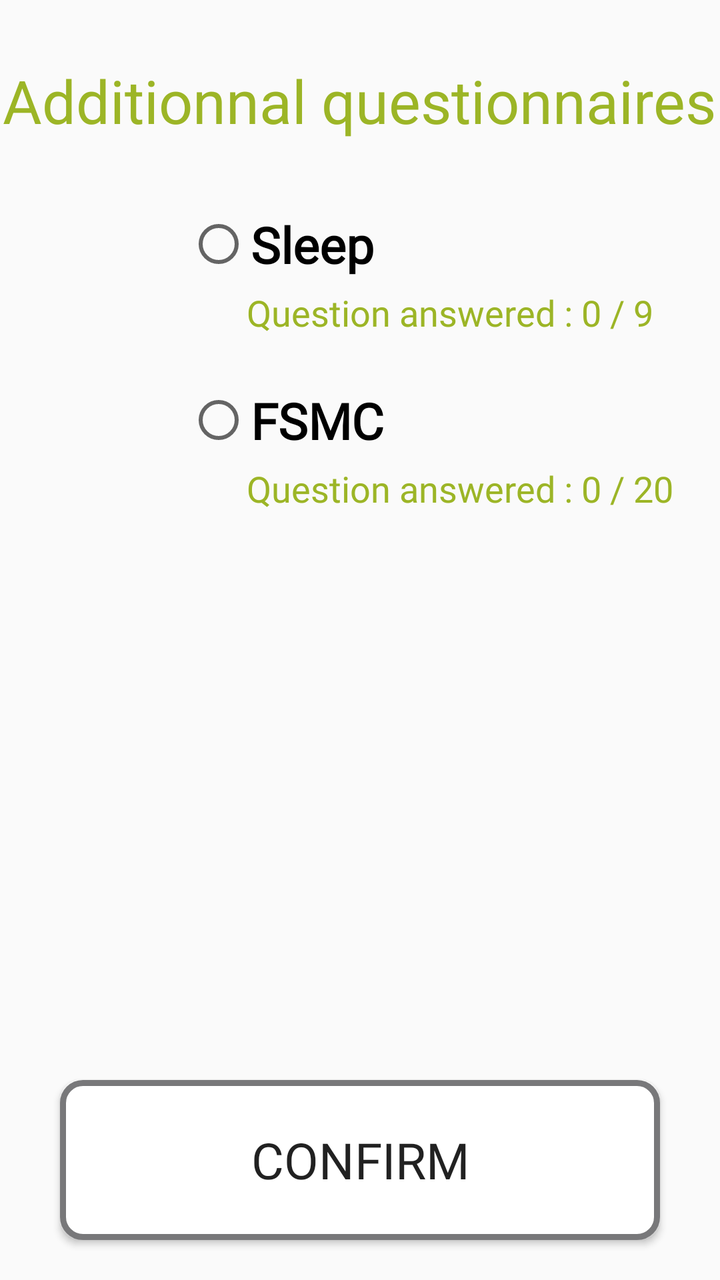
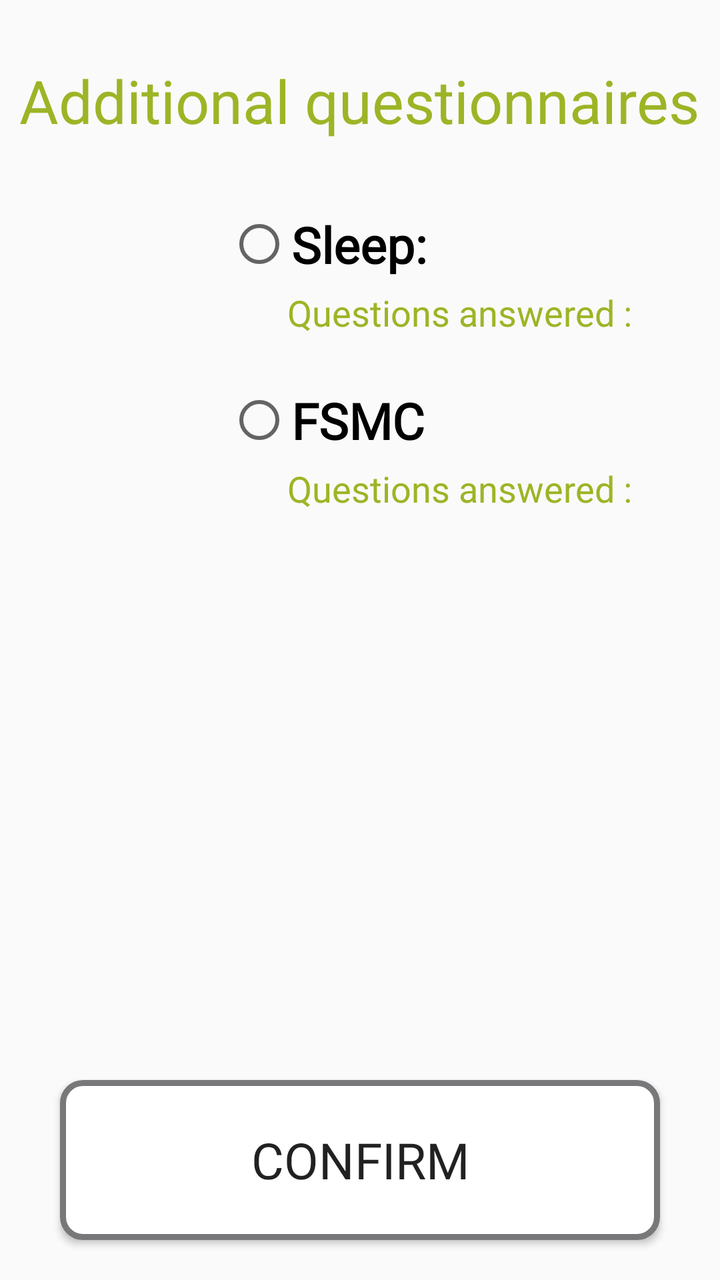

Compare the two renders of this Android layout. The source of the first and the diff that turns it into the second are given below.
<!-- AndroidManifest.xml: application theme Theme.IPROMS -->
<!-- res/layout/activity_optionnal_questionnaires.xml -->
<?xml version="1.0" encoding="utf-8"?>
<RelativeLayout xmlns:android="http://schemas.android.com/apk/res/android"
    xmlns:app="http://schemas.android.com/apk/res-auto"
    xmlns:tools="http://schemas.android.com/tools"
    android:layout_width="match_parent"
    android:layout_height="match_parent"
    tools:context=".Views.OptionalQuestionnairesActivity">

    <ScrollView
        android:layout_width="match_parent"
        android:layout_height="wrap_content"
        android:paddingBottom="100dp">

        <RelativeLayout
            android:layout_width="match_parent"
            android:layout_height="wrap_content">

            <TextView
                android:layout_width="wrap_content"
                android:layout_height="wrap_content"
                android:id="@+id/txtTitle"
                android:text="Additionnal questionnaires"
                android:layout_centerHorizontal="true"
                android:layout_marginTop="30dp"
                android:textColor="@color/colorPrimary"
                android:textSize="30sp"/>

            <RadioGroup
                android:id="@+id/radioGroup2"
                android:layout_width="wrap_content"
                android:layout_height="wrap_content"
                android:layout_centerHorizontal="true"
                android:orientation="vertical"
                android:layout_marginTop="30dp"
                android:layout_below="@id/txtTitle">

                <RadioButton
                    android:layout_width="wrap_content"
                    android:layout_height="wrap_content"
                    android:id="@+id/rdBtnESSFatigue"
                    android:fontFamily="@font/montserratregular"
                    android:layout_marginStart="70dp"
                    android:text="Sleep"
                    android:textStyle="bold"
                    android:textSize="25sp"
                    android:textColor="@color/black"
                    android:layout_marginTop="5dp"/>

                <TextView
                    android:layout_width="wrap_content"
                    android:layout_height="wrap_content"
                    android:id="@+id/txtQuestionFatigueSleep"
                    android:text="Question answered : 0 / 9"
                    android:layout_below="@+id/rdBtnESSFatigue"
                    android:textColor="@color/colorPrimary"
                    android:fontFamily="@font/montserratregular"
                    android:textSize="18sp"
                    android:layout_marginStart="100dp"
                    android:layout_marginTop="5dp"/>

                <LinearLayout
                    android:layout_width="wrap_content"
                    android:layout_height="wrap_content"
                    android:id="@+id/linearScoreFatigueSleep"
                    android:orientation="horizontal"
                    android:layout_marginStart="100dp"
                    android:layout_marginTop="10dp">

                    <ImageView
                        android:layout_width="25dp"
                        android:layout_height="25dp"
                        android:id="@+id/img_done_sleep"
                        android:src="@drawable/questionnaire_done"
                        android:visibility="gone"/>

                    <TextView
                        android:layout_width="wrap_content"
                        android:layout_height="wrap_content"
                        android:id="@+id/txtRawValueSleep"
                        android:text="Total score : x / 40"
                        android:textColor="@color/colorPrimary"
                        android:fontFamily="@font/montserratregular"
                        android:textSize="18sp"
                        android:visibility="gone"
                        android:layout_marginStart="60dp"/>

                    <TextView
                        android:layout_width="wrap_content"
                        android:layout_height="wrap_content"
                        android:id="@+id/txtQuestionnaireSkipped"
                        android:text="Questionnaire skipped"
                        android:textSize="18sp"
                        android:visibility="gone"
                        android:fontFamily="@font/montserratregular"
                        android:textColor="@color/colorPrimary"
                        android:layout_marginStart="10dp"/>
                </LinearLayout>




                <RadioButton
                    android:layout_width="wrap_content"
                    android:layout_height="wrap_content"
                    android:id="@+id/rdBtnFSMC"
                    android:layout_below="@id/linearScoreFatigueSleep"
                    android:fontFamily="@font/montserratregular"
                    android:layout_marginStart="70dp"
                    android:text="FSMC"
                    android:textStyle="bold"
                    android:textSize="25sp"
                    android:textColor="@color/black"
                    android:layout_marginTop="15dp"/>

                <TextView
                    android:layout_width="wrap_content"
                    android:layout_height="wrap_content"
                    android:id="@+id/txtQuestionFatigueFSMC"
                    android:text="Question answered : 0 / 20"
                    android:layout_below="@+id/rdBtnFSMC"
                    android:textColor="@color/colorPrimary"
                    android:fontFamily="@font/montserratregular"
                    android:textSize="18sp"
                    android:layout_marginStart="100dp"
                    android:layout_marginTop="5dp"/>

                <LinearLayout
                    android:layout_width="wrap_content"
                    android:layout_height="wrap_content"
                    android:id="@+id/linearScoreFSMC"
                    android:orientation="horizontal"
                    android:layout_marginStart="100dp"
                    android:layout_marginTop="10dp">

                    <ImageView
                        android:layout_width="25dp"
                        android:layout_height="25dp"
                        android:id="@+id/img_done_fsmc"
                        android:src="@drawable/questionnaire_done"
                        android:visibility="gone"/>

                    <TextView
                        android:layout_width="wrap_content"
                        android:layout_height="wrap_content"
                        android:id="@+id/txtRawValueFsmc"
                        android:text="Total score : x / 40"
                        android:textColor="@color/colorPrimary"
                        android:fontFamily="@font/montserratregular"
                        android:textSize="18sp"
                        android:visibility="gone"
                        android:layout_marginStart="60dp"/>


                </LinearLayout>

                <TextView
                    android:layout_width="wrap_content"
                    android:layout_height="wrap_content"
                    android:id="@+id/txtQuestionnaireSkipped_fsmc"
                    android:text="Questionnaire skipped"
                    android:textSize="18sp"
                    android:visibility="gone"
                    android:fontFamily="@font/montserratregular"
                    android:textColor="@color/colorPrimary"
                    android:layout_marginStart="100dp"/>





                <TextView
                    android:layout_width="wrap_content"
                    android:layout_height="wrap_content"
                    android:id="@+id/txtSleepScoreDepression"
                    android:text="Score"
                    android:visibility="gone"
                    android:layout_below="@id/rdBtnBDI"
                    android:layout_marginTop="5dp"
                    android:textColor="@color/colorPrimary"
                    android:textSize="20sp"
                    android:layout_marginStart="100dp"/>

                
            </RadioGroup>

            <TableLayout
                android:id="@+id/tableLayout"
                android:layout_centerHorizontal="true"
                android:layout_width="match_parent"
                android:layout_height="wrap_content"
                android:layout_marginStart="30dp"
                android:layout_marginTop="50dp"
                android:visibility="gone"
                android:layout_below="@id/radioGroup2"
                android:background="@drawable/table_border"
                android:stretchColumns="*">

                <TableRow
                    android:layout_width="match_parent"
                    android:layout_height="90dp">


                    <TextView
                        android:layout_width="wrap_content"
                        android:layout_height="wrap_content"
                        android:text="Categorie"
                        android:textSize="25sp"
                        android:padding="10dp"
                        android:textColor="@color/colorPrimary"
                        android:layout_gravity="center"
                        android:layout_margin="0dp"/>

                    <TextView
                        android:layout_width="100dp"
                        android:layout_height="wrap_content"
                        android:text="Score"
                        android:textSize="25sp"
                        android:padding="10dp"
                        android:textColor="@color/colorPrimary"
                        android:layout_gravity="center"/>
                    <TextView
                        android:layout_width="200dp"
                        android:layout_height="wrap_content"
                        android:text="Description"
                        android:textSize="25sp"
                        android:textColor="@color/colorPrimary"
                        android:layout_gravity="center"/>

                </TableRow>

                <TableRow
                    android:layout_width="match_parent"
                    android:layout_height="80dp">


                    <TextView
                        android:layout_width="80dp"
                        android:layout_height="wrap_content"
                        android:layout_gravity="center"
                        android:padding="5dp"
                        android:textSize="18sp"
                        android:textColor="@color/black"
                        android:fontFamily="@font/montserratregular"
                        android:text="Sleep"/>

                    <TextView
                        android:layout_width="80dp"
                        android:layout_height="wrap_content"
                        android:id="@+id/cellScoreSleep"
                        android:text="Cell1"
                        android:layout_gravity="center"
                        android:textSize="18sp"
                        android:textColor="@color/black"
                        android:fontFamily="@font/montserratregular"/>
                    <fr.thomas.menard.iproms.Utils.RankingBarView
                        android:layout_width="20dp"
                        android:layout_height="70dp"
                        android:id="@+id/cellResultSleep"
                        android:text="Cell1"
                        android:textStyle="bold"
                        android:layout_gravity="center"
                        android:textSize="18sp"
                        android:textColor="@color/black"
                        android:fontFamily="@font/montserratregular"/>

                </TableRow>


                <TableRow
                    android:layout_width="match_parent"
                    android:layout_height="80dp">


                    <TextView
                        android:layout_width="80dp"
                        android:layout_height="wrap_content"
                        android:text="FSMC"
                        android:layout_gravity="center"
                        android:padding="5dp"
                        android:textSize="18sp"
                        android:textColor="@color/black"
                        android:fontFamily="@font/montserratregular"/>

                    <TextView
                        android:layout_width="80dp"
                        android:layout_height="wrap_content"
                        android:id="@+id/cellFSMCScore"
                        android:text="Cell1"
                        android:layout_gravity="center"
                        android:textSize="18sp"
                        android:textColor="@color/black"
                        android:fontFamily="@font/montserratregular"/>
                    <fr.thomas.menard.iproms.Utils.RankingBarView
                        android:layout_width="80dp"
                        android:layout_height="70dp"
                        android:id="@+id/cellFSMCResult"
                        android:text="Cell1"
                        android:layout_gravity="center"
                        android:textSize="18sp"
                        android:textStyle="bold"
                        android:textColor="@color/black"
                        android:fontFamily="@font/montserratregular"/>

                </TableRow>


                
            </TableLayout>

        </RelativeLayout>


    </ScrollView>

    <Button
        android:id="@+id/btnConfirm"
        android:layout_width="300dp"
        android:layout_height="80dp"
        android:layout_gravity="center"
        android:layout_marginTop="30dp"
        android:background="@drawable/bg_button"
        android:layout_centerHorizontal="true"
        android:layout_marginBottom="20dp"
        android:fontFamily="@font/montserratregular"
        android:layout_alignParentBottom="true"
        android:text="Confirm"
        android:textSize="25sp"
        android:visibility="visible" />



</RelativeLayout>
<!-- resources referenced by this layout -->
<resources>
  <color name="black">#FF000000</color>
  <color name="colorPrimary">#9CB526</color>
  <!-- drawable bg_button (drawable) -->
  <?xml version="1.0" encoding="utf-8"?>
  <shape xmlns:android="http://schemas.android.com/apk/res/android">
  
      <corners
          android:radius="10dp"
          />
      <solid
          android:color="@color/white"
          />
      <padding
          android:left="50dp"
          android:top="10dp"
          android:right="50dp"
          android:bottom="10dp"
          />
  
      <stroke
          android:width="3dp"
          android:color="@color/colorAccent"/>
  
  </shape>
  <!-- drawable questionnaire_done (drawable) -->
  <vector android:height="50dp" android:tint="#09FF09"
      android:viewportHeight="24" android:viewportWidth="24"
      android:width="50dp" xmlns:android="http://schemas.android.com/apk/res/android">
      <path android:fillColor="@android:color/white" android:pathData="M22,5.18L10.59,16.6l-4.24,-4.24l1.41,-1.41l2.83,2.83l10,-10L22,5.18zM19.79,10.22C19.92,10.79 20,11.39 20,12c0,4.42 -3.58,8 -8,8s-8,-3.58 -8,-8c0,-4.42 3.58,-8 8,-8c1.58,0 3.04,0.46 4.28,1.25l1.44,-1.44C16.1,2.67 14.13,2 12,2C6.48,2 2,6.48 2,12c0,5.52 4.48,10 10,10s10,-4.48 10,-10c0,-1.19 -0.22,-2.33 -0.6,-3.39L19.79,10.22z"/>
  </vector>
  <!-- drawable table_border (drawable) -->
  <shape xmlns:android="http://schemas.android.com/apk/res/android"
      android:shape="rectangle">
      <stroke
          android:width="1dp"
          android:color="#000000" /> 
  </shape>
  <style name="Theme.IPROMS" parent="Base.Theme.IPROMS" />
  <color name="white">#FFFFFFFF</color>
  <color name="colorAccent">#78787A</color>
  <style name="Base.Theme.IPROMS" parent="Theme.AppCompat.Light.DarkActionBar">
          
          <item name="colorPrimary">@color/colorPrimary</item>
      </style>
</resources>

<!-- the commit's change to res/layout/activity_optionnal_questionnaires.xml (unified diff, before → after) -->
@@ -19,7 +19,7 @@
                 android:layout_width="wrap_content"
                 android:layout_height="wrap_content"
                 android:id="@+id/txtTitle"
-                android:text="Additionnal questionnaires"
+                android:text="@string/additional_questionnaires"
                 android:layout_centerHorizontal="true"
                 android:layout_marginTop="30dp"
                 android:textColor="@color/colorPrimary"
@@ -40,7 +40,7 @@
                     android:id="@+id/rdBtnESSFatigue"
                     android:fontFamily="@font/montserratregular"
                     android:layout_marginStart="70dp"
-                    android:text="Sleep"
+                    android:text="@string/sleep"
                     android:textStyle="bold"
                     android:textSize="25sp"
                     android:textColor="@color/black"
@@ -50,7 +50,7 @@
                     android:layout_width="wrap_content"
                     android:layout_height="wrap_content"
                     android:id="@+id/txtQuestionFatigueSleep"
-                    android:text="Question answered : 0 / 9"
+                    android:text="@string/questions_answered"
                     android:layout_below="@+id/rdBtnESSFatigue"
                     android:textColor="@color/colorPrimary"
                     android:fontFamily="@font/montserratregular"
@@ -77,7 +77,6 @@
                         android:layout_width="wrap_content"
                         android:layout_height="wrap_content"
                         android:id="@+id/txtRawValueSleep"
-                        android:text="Total score : x / 40"
                         android:textColor="@color/colorPrimary"
                         android:fontFamily="@font/montserratregular"
                         android:textSize="18sp"
@@ -88,7 +87,7 @@
                         android:layout_width="wrap_content"
                         android:layout_height="wrap_content"
                         android:id="@+id/txtQuestionnaireSkipped"
-                        android:text="Questionnaire skipped"
+                        android:text="@string/skipped_questionniare"
                         android:textSize="18sp"
                         android:visibility="gone"
                         android:fontFamily="@font/montserratregular"
@@ -116,7 +115,7 @@
                     android:layout_width="wrap_content"
                     android:layout_height="wrap_content"
                     android:id="@+id/txtQuestionFatigueFSMC"
-                    android:text="Question answered : 0 / 20"
+                    android:text="@string/questions_answered"
                     android:layout_below="@+id/rdBtnFSMC"
                     android:textColor="@color/colorPrimary"
                     android:fontFamily="@font/montserratregular"
@@ -143,7 +142,6 @@
                         android:layout_width="wrap_content"
                         android:layout_height="wrap_content"
                         android:id="@+id/txtRawValueFsmc"
-                        android:text="Total score : x / 40"
                         android:textColor="@color/colorPrimary"
                         android:fontFamily="@font/montserratregular"
                         android:textSize="18sp"
@@ -157,7 +155,7 @@
                     android:layout_width="wrap_content"
                     android:layout_height="wrap_content"
                     android:id="@+id/txtQuestionnaireSkipped_fsmc"
-                    android:text="Questionnaire skipped"
+                    android:text="@string/skipped_questionniare"
                     android:textSize="18sp"
                     android:visibility="gone"
                     android:fontFamily="@font/montserratregular"
@@ -172,7 +170,7 @@
                     android:layout_width="wrap_content"
                     android:layout_height="wrap_content"
                     android:id="@+id/txtSleepScoreDepression"
-                    android:text="Score"
+                    android:text="@string/score"
                     android:visibility="gone"
                     android:layout_below="@id/rdBtnBDI"
                     android:layout_marginTop="5dp"
@@ -203,7 +201,7 @@
                     <TextView
                         android:layout_width="wrap_content"
                         android:layout_height="wrap_content"
-                        android:text="Categorie"
+                        android:text="@string/category"
                         android:textSize="25sp"
                         android:padding="10dp"
                         android:textColor="@color/colorPrimary"
@@ -213,7 +211,7 @@
                     <TextView
                         android:layout_width="100dp"
                         android:layout_height="wrap_content"
-                        android:text="Score"
+                        android:text="@string/score"
                         android:textSize="25sp"
                         android:padding="10dp"
                         android:textColor="@color/colorPrimary"
@@ -221,7 +219,7 @@
                     <TextView
                         android:layout_width="200dp"
                         android:layout_height="wrap_content"
-                        android:text="Description"
+                        android:text="@string/description"
                         android:textSize="25sp"
                         android:textColor="@color/colorPrimary"
                         android:layout_gravity="center"/>
@@ -241,7 +239,7 @@
                         android:textSize="18sp"
                         android:textColor="@color/black"
                         android:fontFamily="@font/montserratregular"
-                        android:text="Sleep"/>
+                        android:text="@string/sleep"/>
 
                     <TextView
                         android:layout_width="80dp"
@@ -323,7 +321,7 @@
         android:layout_marginBottom="20dp"
         android:fontFamily="@font/montserratregular"
         android:layout_alignParentBottom="true"
-        android:text="Confirm"
+        android:text="@string/btn_confirm"
         android:textSize="25sp"
         android:visibility="visible" />
 
<!-- resource entries referenced after the edit -->
@@ -37,6 +37,14 @@
           android:width="1dp"
           android:color="#000000" /> 
   </shape>
+  <string name="additional_questionnaires">Additional questionnaires</string>
+  <string name="btn_confirm"> Confirm</string>
+  <string name="category">Category</string>
+  <string name="description">Description</string>
+  <string name="questions_answered">Questions answered :</string>
+  <string name="score">Score</string>
+  <string name="skipped_questionniare">Skipped questionnaire</string>
+  <string name="sleep">Sleep: </string>
   <style name="Theme.IPROMS" parent="Base.Theme.IPROMS" />
   <color name="white">#FFFFFFFF</color>
   <color name="colorAccent">#78787A</color>
